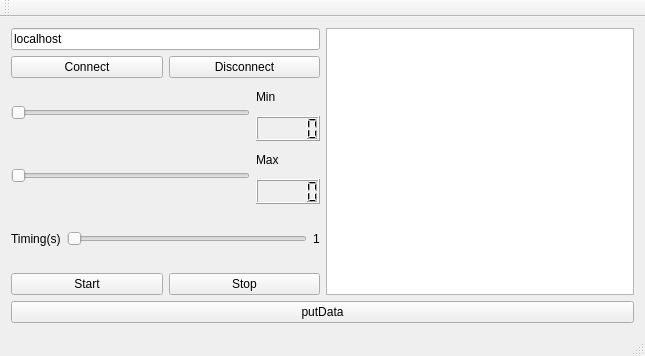
This is mainwindow.ui in victorkaillo/Projeto_PA3 as Qt 5 draws it before an edit. The edited form follows.
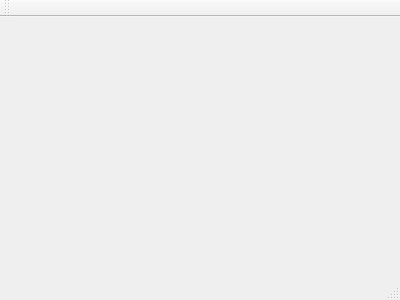
This is the edited form.

```diff
--- a/mainwindow.ui
+++ b/mainwindow.ui
@@ -1,189 +1,25 @@
 <?xml version="1.0" encoding="UTF-8"?>
 <ui version="4.0">
  <class>MainWindow</class>
- <widget class="QMainWindow" name="MainWindow">
-  <property name="geometry">
+ <widget class="QMainWindow" name="MainWindow" >
+  <property name="geometry" >
    <rect>
     <x>0</x>
     <y>0</y>
-    <width>645</width>
-    <height>356</height>
+    <width>400</width>
+    <height>300</height>
    </rect>
   </property>
   <property name="windowTitle">
    <string>MainWindow</string>
   </property>
-  <widget class="QWidget" name="centralWidget">
-   <layout class="QVBoxLayout" name="verticalLayout_5">
-    <item>
-     <layout class="QHBoxLayout" name="horizontalLayout_6">
-      <item>
-       <layout class="QVBoxLayout" name="verticalLayout_4">
-        <item>
-         <layout class="QVBoxLayout" name="verticalLayout_3">
-          <item>
-           <widget class="QLineEdit" name="lineEdit">
-            <property name="text">
-             <string>localhost</string>
-            </property>
-           </widget>
-          </item>
-          <item>
-           <layout class="QHBoxLayout" name="horizontalLayout_3">
-            <item>
-             <widget class="QPushButton" name="buttonConnect">
-              <property name="text">
-               <string>Connect</string>
-              </property>
-             </widget>
-            </item>
-            <item>
-             <widget class="QPushButton" name="buttonDisconnect">
-              <property name="text">
-               <string>Disconnect</string>
-              </property>
-             </widget>
-            </item>
-           </layout>
-          </item>
-         </layout>
-        </item>
-        <item>
-         <layout class="QHBoxLayout" name="horizontalLayout_2">
-          <item>
-           <widget class="QSlider" name="sliderMin">
-            <property name="orientation">
-             <enum>Qt::Horizontal</enum>
-            </property>
-           </widget>
-          </item>
-          <item>
-           <layout class="QVBoxLayout" name="verticalLayout">
-            <item>
-             <widget class="QLabel" name="label">
-              <property name="text">
-               <string>Min</string>
-              </property>
-             </widget>
-            </item>
-            <item>
-             <widget class="QLCDNumber" name="lcdMin"/>
-            </item>
-           </layout>
-          </item>
-         </layout>
-        </item>
-        <item>
-         <layout class="QHBoxLayout" name="horizontalLayout">
-          <item>
-           <widget class="QSlider" name="sliderMax">
-            <property name="orientation">
-             <enum>Qt::Horizontal</enum>
-            </property>
-           </widget>
-          </item>
-          <item>
-           <layout class="QVBoxLayout" name="verticalLayout_2">
-            <item>
-             <widget class="QLabel" name="label_2">
-              <property name="text">
-               <string>Max</string>
-              </property>
-             </widget>
-            </item>
-            <item>
-             <widget class="QLCDNumber" name="lcdMax"/>
-            </item>
-           </layout>
-          </item>
-         </layout>
-        </item>
-        <item>
-         <layout class="QHBoxLayout" name="horizontalLayout_4">
-          <item>
-           <widget class="QLabel" name="label_3">
-            <property name="text">
-             <string>Timing(s)</string>
-            </property>
-           </widget>
-          </item>
-          <item>
-           <widget class="QSlider" name="sliderTiming">
-            <property name="minimum">
-             <number>1</number>
-            </property>
-            <property name="maximum">
-             <number>5</number>
-            </property>
-            <property name="orientation">
-             <enum>Qt::Horizontal</enum>
-            </property>
-           </widget>
-          </item>
-          <item>
-           <widget class="QLabel" name="label_4">
-            <property name="text">
-             <string>1</string>
-            </property>
-           </widget>
-          </item>
-         </layout>
-        </item>
-        <item>
-         <layout class="QHBoxLayout" name="horizontalLayout_5">
-          <item>
-           <widget class="QPushButton" name="buttonStart">
-            <property name="text">
-             <string>Start</string>
-            </property>
-           </widget>
-          </item>
-          <item>
-           <widget class="QPushButton" name="buttonStop">
-            <property name="text">
-             <string>Stop</string>
-            </property>
-           </widget>
-          </item>
-         </layout>
-        </item>
-       </layout>
-      </item>
-      <item>
-       <widget class="QTextEdit" name="textEdit"/>
-      </item>
-     </layout>
-    </item>
-    <item>
-     <widget class="QPushButton" name="pushButtonPut">
-      <property name="text">
-       <string>putData</string>
-      </property>
-     </widget>
-    </item>
-   </layout>
-  </widget>
-  <widget class="QMenuBar" name="menuBar">
-   <property name="geometry">
-    <rect>
-     <x>0</x>
-     <y>0</y>
-     <width>645</width>
-     <height>21</height>
-    </rect>
-   </property>
-  </widget>
-  <widget class="QToolBar" name="mainToolBar">
-   <attribute name="toolBarArea">
-    <enum>TopToolBarArea</enum>
-   </attribute>
-   <attribute name="toolBarBreak">
-    <bool>false</bool>
-   </attribute>
-  </widget>
-  <widget class="QStatusBar" name="statusBar"/>
+  <widget class="QMenuBar" name="menuBar" />
+  <widget class="QToolBar" name="mainToolBar" />
+  <widget class="QWidget" name="centralWidget" />
+  <widget class="QStatusBar" name="statusBar" />
  </widget>
- <layoutdefault spacing="6" margin="11"/>
+ <layoutDefault spacing="6" margin="11" />
+ <pixmapfunction></pixmapfunction>
  <resources/>
  <connections>
   <connection>
```
Left out of the diff: 54 changed lines with no effect on the pictures.
